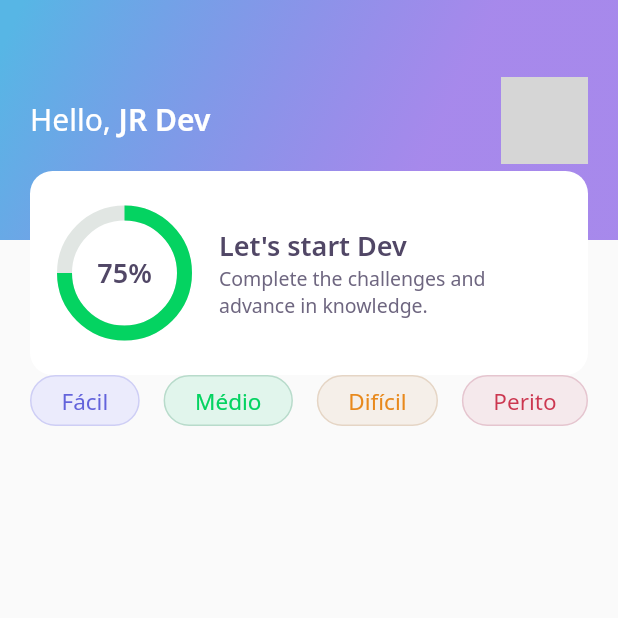
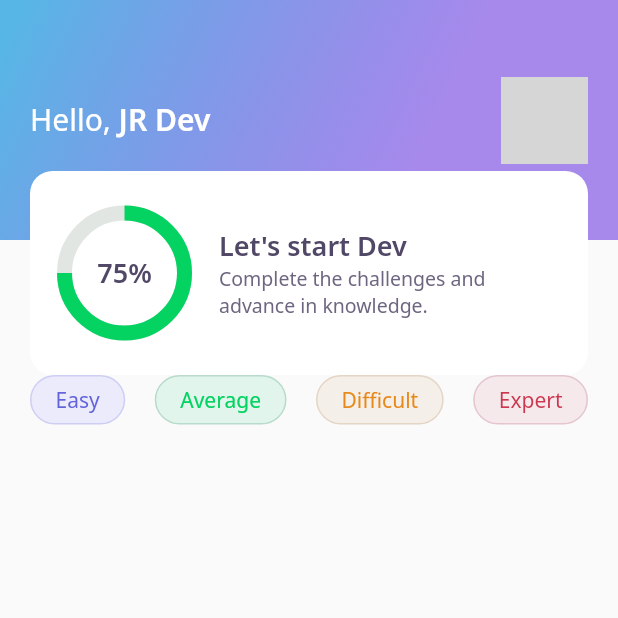
Before and after one commit to humbertoromanojr/flutter_dev_quiz, a Flutter app: the screen it shows after launch, on a phone screen of 412 x 824 dp, the top half of it. Run offline on Flutter 3.47's test engine with Material 2 defaults, Android fonts, the phone set to English and light mode, and no system bars; our stand-ins replace google_fonts; network calls fail; grey boxes are pictures that could not be loaded.

Commit message:
Update files, translating for english

```diff
--- a/lib/home/home_page.dart
+++ b/lib/home/home_page.dart
@@ -20,16 +20,16 @@ class _HomePageState extends State<HomePage> {
            mainAxisAlignment: MainAxisAlignment.spaceBetween,
            children: [
               LevelButtonWidget(
-                labelLevel: "Fácil",
+                labelLevel: "Easy",
               ),
               LevelButtonWidget(
-                labelLevel: "Médio",
+                labelLevel: "Average",
               ),
               LevelButtonWidget(
-                labelLevel: "Difícil",
+                labelLevel: "Difficult",
               ),
               LevelButtonWidget(
-                labelLevel: "Perito",
+                labelLevel: "Expert",
               ),
            ],
          ),
--- a/lib/home/widgets/level_button/level_button_widget.dart
+++ b/lib/home/widgets/level_button/level_button_widget.dart
@@ -8,26 +8,26 @@ class LevelButtonWidget extends StatelessWidget {
   LevelButtonWidget({
     Key key,
     @required this.labelLevel,
-  })  : assert(["Fácil", "Médio", "Difícil", "Perito"].contains(labelLevel)),
+  })  : assert(["Easy", "Average", "Difficult", "Expert"].contains(labelLevel)),
         super(key: key);
 
   final config = {
-    "Fácil": {
+    "Easy": {
       "color": AppColors.levelButtonFacil,
       "borderColor": AppColors.levelButtonBorderFacil,
       "fontColor": AppColors.levelButtonTextFacil,
     },
-    "Médio": {
+    "Average": {
       "color": AppColors.levelButtonMedio,
       "borderColor": AppColors.levelButtonBorderMedio,
       "fontColor": AppColors.levelButtonTextMedio,
     },
-    "Difícil": {
+    "Difficult": {
       "color": AppColors.levelButtonDificil,
       "borderColor": AppColors.levelButtonBorderDificil,
       "fontColor": AppColors.levelButtonTextDificil,
     },
-    "Perito": {
+    "Expert": {
       "color": AppColors.levelButtonPerito,
       "borderColor": AppColors.levelButtonBorderPerito,
       "fontColor": AppColors.levelButtonTextPerito,
@@ -47,11 +47,11 @@ class LevelButtonWidget extends StatelessWidget {
               BorderSide(color: borderColor)),
           borderRadius: BorderRadius.circular(28)),
       child: Padding(
-        padding: const EdgeInsets.symmetric(horizontal: 20, vertical: 6.0),
+        padding: const EdgeInsets.symmetric(horizontal: 16, vertical: 6),
         child: Text(labelLevel,
             style: GoogleFonts.notoSans(
               color: fontColor,
-              fontSize: 15,
+              fontSize: 14,
             )),
       ),
     );
```
